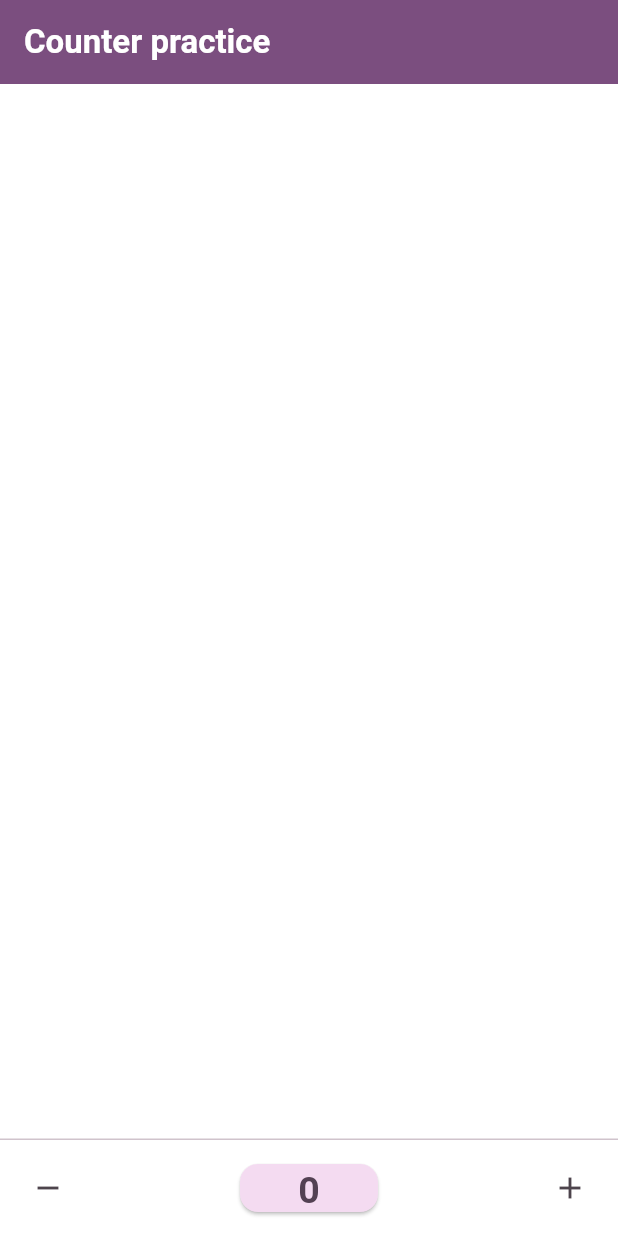
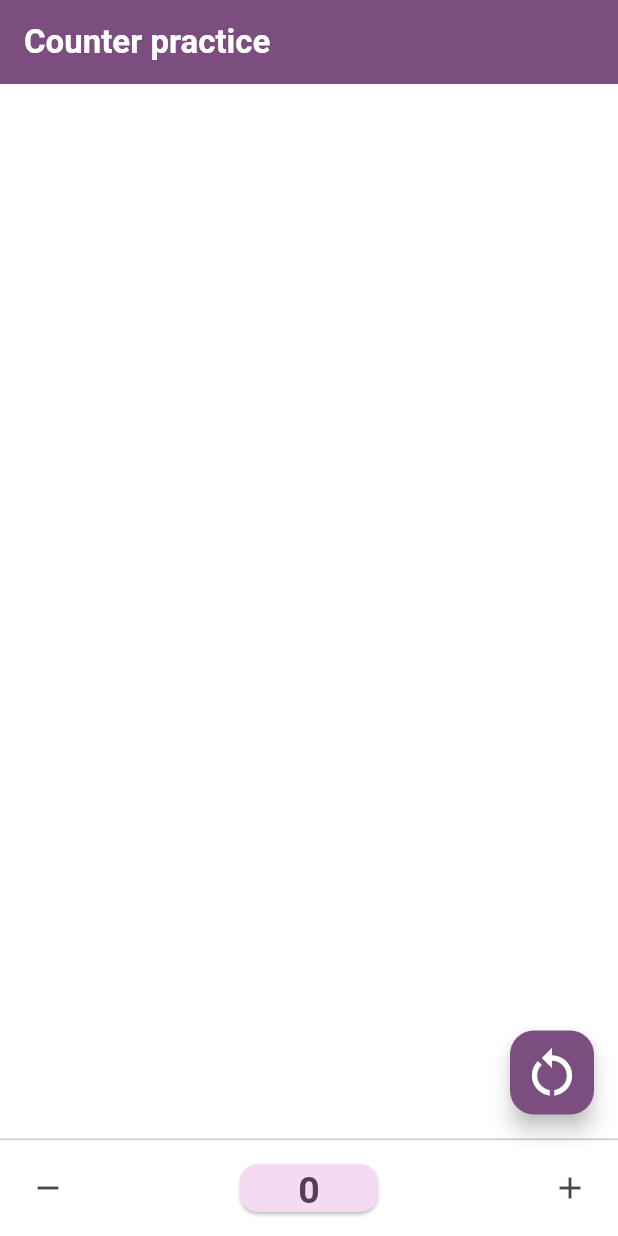
Before and after one commit to RaymundoSantorski/counter_practice, a Flutter app: the screen it shows after launch, on a phone screen of 412 x 824 dp. Run offline on Flutter 3.47's test engine with Material 3 defaults, Android fonts, the light colour scheme and no system bars.

Commit message:
Add floating action button to delete all history

```diff
--- a/lib/main.dart
+++ b/lib/main.dart
@@ -94,6 +94,11 @@
           ],
         ),
       ],
+      floatingActionButton: FloatingActionButton(
+        onPressed: () {},
+        backgroundColor: theme.primary,
+        child: Icon(Icons.restart_alt, size: 40, color: theme.onPrimary),
+      ),
       body: SafeArea(
         child: Column(
           crossAxisAlignment: CrossAxisAlignment.center,
```
